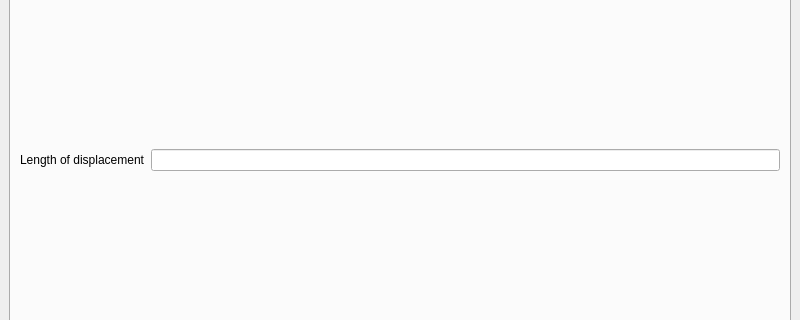
Bastien38/wii, file interface.ui: the form before one commit; both pictures show x 0 to 800 and y 141 to 461 of the 800 by 600 pixel window.
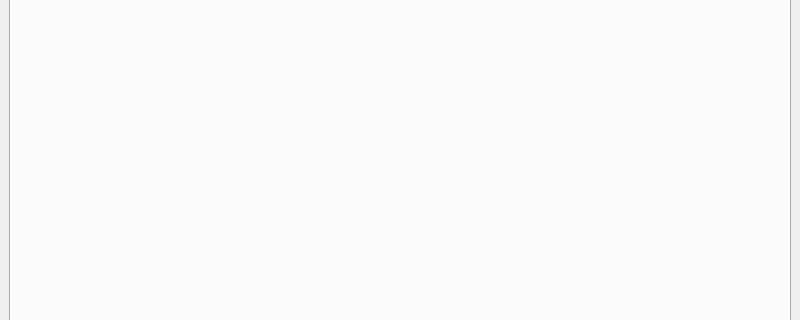
The form after the commit. The open tabs and pages were chosen to show the change.

Commit message: Changed layout so that the analysis page is generated dynamically

Patch:
```diff
--- a/interface.ui
+++ b/interface.ui
@@ -53,22 +53,7 @@
          </attribute>
          <layout class="QVBoxLayout" name="verticalLayout_3">
           <item>
-           <layout class="QHBoxLayout" name="horizontalLayout_2">
-            <item>
-             <widget class="QLabel" name="label">
-              <property name="text">
-               <string>Length of displacement</string>
-              </property>
-             </widget>
-            </item>
-            <item>
-             <widget class="QLineEdit" name="lineEdit">
-              <property name="readOnly">
-               <bool>true</bool>
-              </property>
-             </widget>
-            </item>
-           </layout>
+           <layout class="QHBoxLayout" name="horizontalLayout_2"/>
           </item>
          </layout>
         </widget>
```
